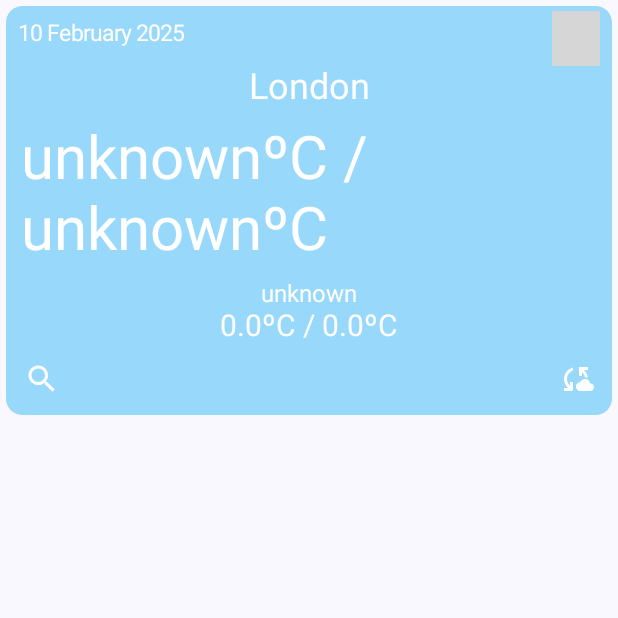
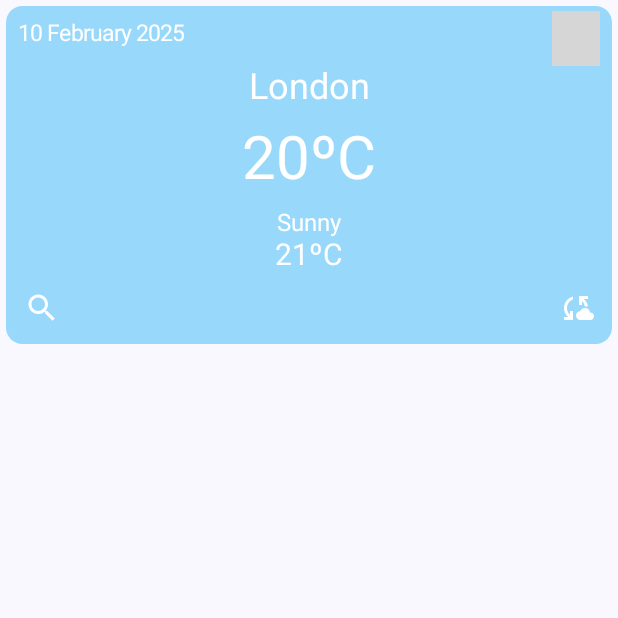
Before and after one commit to Surft14/Weather-app, an Android app built with Jetpack Compose: the composable MainCard shown on its own in the app's theme, on a phone screen of 412 x 824 dp, the top half of it. Run offline under Robolectric (Android 15) with nearby library versions, the light colour scheme and no system bars; pictures from the network do not load; 1 statement that could not run was skipped; grey boxes are pictures that could not be loaded.

Commit message:
Че то я забыл

```diff
--- a/app/src/main/java/com/example/weather/MainActivity.kt
+++ b/app/src/main/java/com/example/weather/MainActivity.kt
@@ -16,11 +16,6 @@ import androidx.compose.ui.res.painterResource
 import com.example.weather.screens.MainCard
 import com.example.weather.screens.TabLayout
 import com.example.weather.ui.theme.WeatherTheme
-
-const val API_KEY = "1a86c614dfa6db6e65f778d79fe2e131"
-const val UNITS = "metric"
-const val LANGUAGE = "ru"
-
 
 
 class MainActivity : ComponentActivity() {
--- a/app/src/main/java/com/example/weather/screens/MainCard.kt
+++ b/app/src/main/java/com/example/weather/screens/MainCard.kt
@@ -4,11 +4,9 @@ import android.content.Context
 import android.os.Build
 import android.util.Log
 import androidx.annotation.RequiresApi
-import androidx.compose.foundation.Image
 import androidx.compose.foundation.layout.Arrangement
 import androidx.compose.foundation.layout.Column
 import androidx.compose.foundation.layout.Row
-import androidx.compose.foundation.layout.fillMaxSize
 import androidx.compose.foundation.layout.fillMaxWidth
 import androidx.compose.foundation.layout.padding
 import androidx.compose.foundation.layout.size
@@ -23,9 +21,7 @@ import androidx.compose.runtime.mutableStateOf
 import androidx.compose.runtime.remember
 import androidx.compose.ui.Alignment
 import androidx.compose.ui.Modifier
-import androidx.compose.ui.draw.alpha
 import androidx.compose.ui.graphics.Color
-import androidx.compose.ui.layout.ContentScale
 import androidx.compose.ui.res.painterResource
 import androidx.compose.ui.text.TextStyle
 import androidx.compose.ui.unit.dp
@@ -34,7 +30,7 @@ import coil.compose.AsyncImage
 import com.example.weather.R
 import com.example.weather.weather.getIconWeather
 import com.example.weather.ui.theme.BlueLight
-import com.example.weather.weather.WeatherInfo
+import com.example.weather.data.WeatherInfo
 import com.example.weather.weather.getMinMaxTemp
 import com.example.weather.weather.getWeatherInfo
 import java.time.LocalDate
@@ -47,26 +43,26 @@ import java.util.Locale
 fun MainCard(city: String = "London", context: Context) {
     Log.d("MyLog", "MainCard start")
 
-    val icon = remember {
+    /*val icon = remember {
         mutableStateOf("Unknown")
     }
     val weatherInfo = remember {
         mutableStateOf(WeatherInfo())
     }
 
+    getMinMaxTemp(city, weatherInfo, context)
+    getIconWeather(city, icon, context)
+    getWeatherInfo(city, weatherInfo, context)*/
+
+    /*Log.i("MyLog", "MainScreen: temp: ${weatherInfo.value.temp}")
+    Log.i("MyLog", "MainScreen: feelLike: ${weatherInfo.value.feelLike}")
+    Log.i("MyLog", "MainScreen: weather: ${weatherInfo.value.weather}")
+    Log.i("MyLog", "MainScreen: Max: ${weatherInfo.value.tempMax}")
+    Log.i("MyLog", "MainScreen: min: ${weatherInfo.value.tempMin}")*/
+
     val dateNow = remember {
         mutableStateOf("Unknown")
     }
-
-    getMinMaxTemp(city, weatherInfo, context)
-    getIconWeather(city, icon, context)
-    getWeatherInfo(city, weatherInfo, context)
-
-    Log.i("MyLog", "MainScreen: temp: ${weatherInfo.value.temp}")
-    Log.i("MyLog", "MainScreen: feelLike: ${weatherInfo.value.feelLike}")
-    Log.i("MyLog", "MainScreen: weather: ${weatherInfo.value.weather}")
-    Log.i("MyLog", "MainScreen: Max: ${weatherInfo.value.tempMax}")
-    Log.i("MyLog", "MainScreen: min: ${weatherInfo.value.tempMin}")
 
     val currentDate = LocalDate.now()
     val formatter = DateTimeFormatter.ofPattern("d MMMM yyyy", Locale.ENGLISH)
@@ -100,7 +96,7 @@ fun MainCard(city: String = "London", context: Context) {
                         style = TextStyle(fontSize = 15.sp),
                     )
                     AsyncImage(
-                        model = "https://openweathermap.org/img/wn/${icon.value}@2x.png",
+                        model = "https://openweathermap.org/img/wn/01d@2x.png",
                         contentDescription = "icon weather",
                         modifier = Modifier
                             .size(40.dp)
@@ -112,16 +108,16 @@ fun MainCard(city: String = "London", context: Context) {
                     style = TextStyle(fontSize = 24.sp),
                 )
                 Text(
-                    "${weatherInfo.value.temp}ºC / ${weatherInfo.value.feelLike}ºC",
+                    "20ºC",
                     style = TextStyle(fontSize = 40.sp),
                     modifier = Modifier.padding(10.dp),
                 )
                 Text(
-                    weatherInfo.value.weather,
+                    "Sunny",
                     style = TextStyle(fontSize = 16.sp),
                 )
                 Text(
-                    "${weatherInfo.value.tempMax}ºC / ${weatherInfo.value.tempMin}ºC",
+                    "21ºC",
                     style = TextStyle(fontSize = 20.sp),
                 )
                 Row (
--- a/app/src/main/java/com/example/weather/weather/WeatherInfo.kt
+++ /dev/null
@@ -1,12 +0,0 @@
-package com.example.weather.weather
-
-data class WeatherInfo(
-    val unk: String = "unknown",
-    var temp: String = unk,
-    var feelLike: String = unk,
-    var tempMax: Double = 0.0,
-    var tempMin: Double = 0.0,
-    var weather: String = unk,
-    var lat: Double = 0.0,
-    var lon: Double = 0.0,
-)
--- a/app/src/main/java/com/example/weather/weather/getMinMaxTemp.kt
+++ b/app/src/main/java/com/example/weather/weather/getMinMaxTemp.kt
@@ -5,13 +5,14 @@ import android.util.Log
 import androidx.compose.runtime.MutableState
 import com.android.volley.toolbox.StringRequest
 import com.android.volley.toolbox.Volley
-import com.example.weather.API_KEY
-import com.example.weather.LANGUAGE
-import com.example.weather.UNITS
+import com.example.weather.const.Const.API_KEY_FW
+import com.example.weather.const.Const.LANGUAGE
+import com.example.weather.const.Const.UNITS
+import com.example.weather.data.WeatherInfo
 import org.json.JSONObject
 
 fun getMinMaxTemp(city: String, state: MutableState<WeatherInfo>, context: Context){
-    val oneCallUrl = "https://api.openweathermap.org/data/2.5/forecast?q=$city&appid=$API_KEY&units=$UNITS&lang=$LANGUAGE"
+    val oneCallUrl = "https://api.openweathermap.org/data/2.5/forecast?q=$city&appid=$API_KEY_FW&units=$UNITS&lang=$LANGUAGE"
     val queue = Volley.newRequestQueue(context)
     val stringRequest = StringRequest(
         com.android.volley.Request.Method.GET,
--- a/app/src/main/java/com/example/weather/weather/getWeatherInfo.kt
+++ b/app/src/main/java/com/example/weather/weather/getWeatherInfo.kt
@@ -5,13 +5,14 @@ import android.util.Log
 import androidx.compose.runtime.MutableState
 import com.android.volley.toolbox.StringRequest
 import com.android.volley.toolbox.Volley
-import com.example.weather.API_KEY
-import com.example.weather.LANGUAGE
-import com.example.weather.UNITS
+import com.example.weather.const.Const.API_KEY_FW
+import com.example.weather.const.Const.LANGUAGE
+import com.example.weather.const.Const.UNITS
+import com.example.weather.data.WeatherInfo
 import org.json.JSONObject
 
 fun getWeatherInfo(city: String, state: MutableState<WeatherInfo>, context: Context){
-    val url = "https://api.openweathermap.org/data/2.5/weather?q=${city}&appid=$API_KEY&units=$UNITS&lang=$LANGUAGE"
+    val url = "https://api.openweathermap.org/data/2.5/weather?q=${city}&appid=$API_KEY_FW&units=$UNITS&lang=$LANGUAGE"
     val queue = Volley.newRequestQueue(context)
     val stringRequest = StringRequest(
         com.android.volley.Request.Method.GET,
--- a/app/src/main/java/com/example/weather/weather/geticonwaether.kt
+++ b/app/src/main/java/com/example/weather/weather/geticonwaether.kt
@@ -5,14 +5,12 @@ import android.util.Log
 import androidx.compose.runtime.MutableState
 import com.android.volley.toolbox.StringRequest
 import com.android.volley.toolbox.Volley
-import com.example.weather.API_KEY
-import com.example.weather.LANGUAGE
-import com.example.weather.UNITS
+import com.example.weather.const.Const
 import org.json.JSONObject
 
 
 fun getIconWeather(city: String, state: MutableState<String>, context: Context){
-    val url = "https://api.openweathermap.org/data/2.5/weather?q=${city}&appid=$API_KEY&units=$UNITS&lang=$LANGUAGE"
+    val url = "https://api.openweathermap.org/data/2.5/weather?q=${city}&appid=${Const.API_KEY_FW}&units=${Const.UNITS}&lang=${Const.LANGUAGE}"
     val queue = Volley.newRequestQueue(context)
     val stringRequest = StringRequest(
         com.android.volley.Request.Method.GET,
```
Also changed, not shown: app/src/main/java/com/example/weather/const/constant.kt (added, +8 -0 lines), app/src/main/java/com/example/weather/data/WeatherInfo.kt (added, +16 -0 lines), app/src/main/java/com/example/weather/screens/TabLayout.kt (+36 -2 lines), app/src/main/java/com/example/weather/screens/UI.kt (+6 -8 lines).
